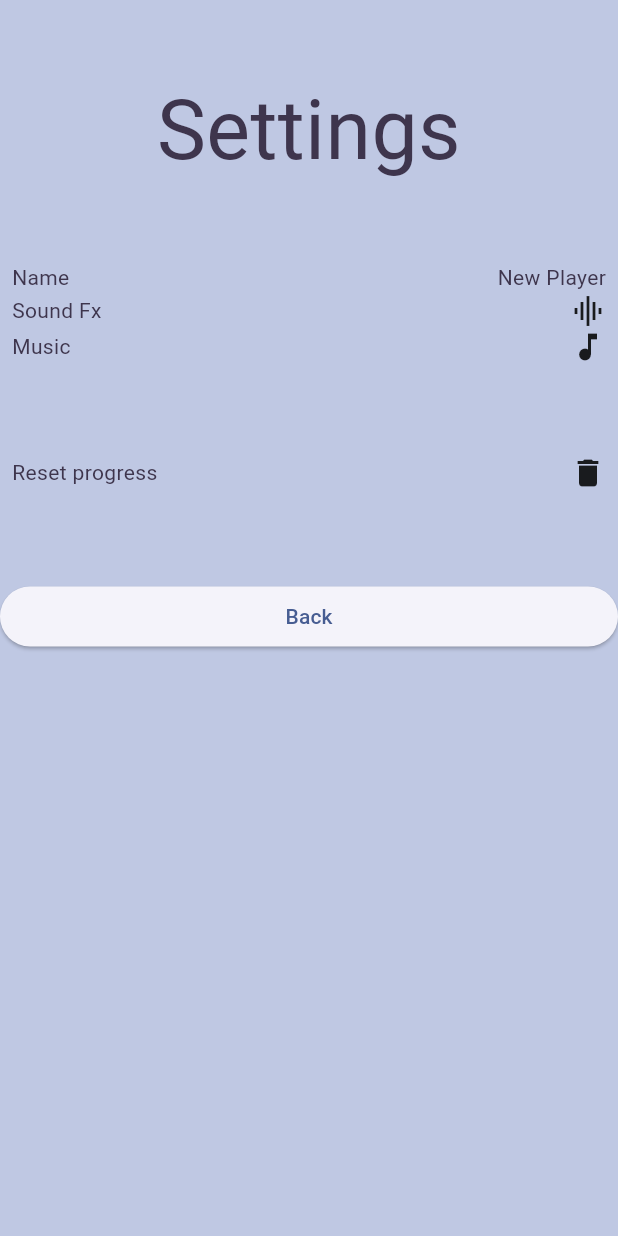
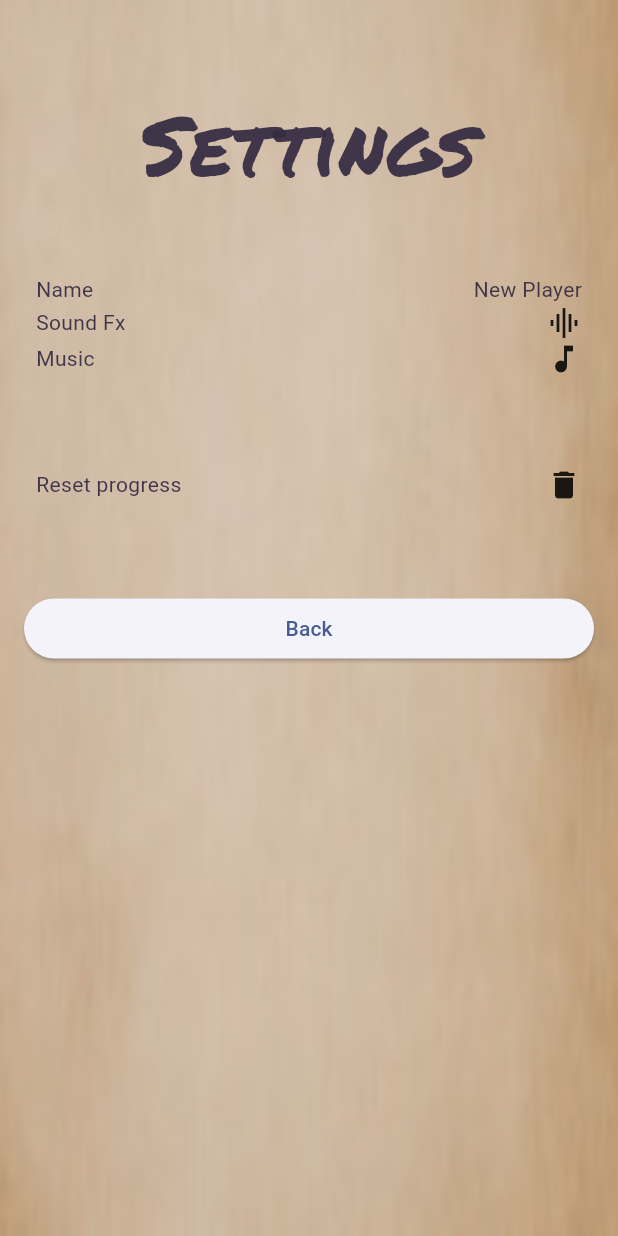
Before and after one commit to eoeefosa/rhema-Game-final, a Flutter app: the screen it shows after launch, after a tap on "Setting", on a phone screen of 412 x 824 dp. Run offline on Flutter 3.47's test engine with Material 3 defaults, Android fonts, the phone set to English and light mode, and no system bars; our stand-ins replace animated_text_kit, audioplayers, go_router, google_mobile_ads, lottie, shared_preferences; missing offline and left inert: games_services; project files that could hold a hidden picture were left out.

Commit message:
updated app

```diff
--- a/lib/routes.dart
+++ b/lib/routes.dart
@@ -34,8 +34,9 @@ class AppRoutes {
                       path: 'quiz_game',
                       pageBuilder: (context, state) => buildMyTransition(
                             child: const QuizScreen(),
-                            color:
-                                context.watch<Palette>().backgroundPlaySession,
+                            color: context
+                                .watch<Palette>()
+                                .backgroundLevelSelection,
                           )),
                   GoRoute(
                       path: 'won_quiz',
--- a/lib/src/bible_quiz_game/widgets/quiz_title_bar.dart
+++ b/lib/src/bible_quiz_game/widgets/quiz_title_bar.dart
@@ -37,6 +37,9 @@ class _TitlebarState extends State<Titlebar> {
         ),
         ElevatedButton.icon(
             onPressed: () {},
+            style: ElevatedButton.styleFrom(
+                elevation: 8.0,
+                backgroundColor: const Color.fromRGBO(227, 210, 182, 1)),
             icon: const Icon(Icons.stars_sharp),
             label: Text(widget.leveldifficulty)),
         const Spacer(),
--- a/lib/src/commons/appBar.dart
+++ b/lib/src/commons/appBar.dart
@@ -32,6 +32,9 @@ class AppBarWidget extends StatelessWidget {
               ]
             : [
                 ElevatedButton.icon(
+                  style: ElevatedButton.styleFrom(
+                      elevation: 8.0,
+                      backgroundColor: const Color.fromRGBO(227, 210, 182, 1)),
                   onPressed: () {
                     context.pop();
                   },
--- a/lib/src/main_menu/main_menu_screen.dart
+++ b/lib/src/main_menu/main_menu_screen.dart
@@ -1,5 +1,3 @@
-import 'package:animated_text_kit/animated_text_kit.dart';
-import 'package:animator/animator.dart';
 import 'package:flutter/material.dart';
 import 'package:rhemabiblequiz/src/commons/appBar.dart';
 import 'package:rhemabiblequiz/src/style/palette.dart';
@@ -13,7 +11,10 @@ import '../level_selection/level_selection_screen.dart';
 import '../settings/settings.dart';
 import '../settings/settings_screen.dart';
 import '../style/constants.dart';
+import '../style/main_menu_background.dart';
 import 'list_card.dart';
+
+
 
 class MainMenuScreen extends StatelessWidget {
   const MainMenuScreen({super.key});
@@ -29,34 +30,47 @@ class MainMenuScreen extends StatelessWidget {
     final size = MediaQuery.of(context).size;
     const gap = SizedBox(height: 16);
     return Scaffold(
-      body: Column(
+      body: MainMenuBackground(
+        child: Column(
           children: [
             gap,
             AppBarWidget(width: size.width * 0.8, mainscreen: true),
             gap,
+            Padding(
+              padding: EdgeInsets.symmetric(horizontal: size.width * .1),
+              child: Row(
+                mainAxisAlignment: MainAxisAlignment.end,
+                children: [
+                  ValueListenableBuilder<bool>(
+                    valueListenable: settingsController.muted,
+                    builder: (context, muted, child) {
+                      return IconButton(
+                        onPressed: () => settingsController.toggleMuted(),
+                        icon: Icon(muted ? Icons.volume_off : Icons.volume_up),
+                      );
+                    },
+                  ),
+                  // _gap,
+                  // Text(audioController.songtitle),
+                ],
+              ),
+            ),
 
-          SizedBox(
+            const SizedBox(
               width: double.infinity,
               height: 150,
-            child: Animator<double>(
-                duration: const Duration(milliseconds: 1000),
-                cycles: 0,
-                curve: Curves.easeOutQuint,
-                tween: Tween<double>(begin: 15.0, end: 20.0),
-                builder: (context, animatorState, child) {
-                  // print(animatorState.value);
-                  return Column(
+              child: Column(
                 children: [
                   Text(
                     'RHEMA',
                     style: TextStyle(
-                          fontSize: animatorState.value * 3.5,
+                      fontSize: 55,
                       fontFamily: AppConstants.fontfamilypermenent,
                       // color: palete.trueWhite,
                     ),
                     textAlign: TextAlign.center,
                   ),
-                      const Text(
+                  Text(
                     'BIBLE QUIZ',
                     style: TextStyle(
                       // color: palete.trueWhite,
@@ -66,41 +80,9 @@ class MainMenuScreen extends StatelessWidget {
                     textAlign: TextAlign.center,
                   ),
                 ],
-                  );
-                }
-                // Icon(
-                //   Icons.keyboard_arrow_down,
-                //   size: animatorState.value * 3.5,
-                //   color: Colors.white,
-                // ),
               ),
             ),
-          // Expanded(
-          //   child: Transform.rotate(
-          //     angle: -0.1,
-          //     child: DefaultTextStyle(
-          //       textAlign: TextAlign.center,
-          //       style: const TextStyle(
-          //         fontSize: 55,
-          //         height: 1,
-          //         fontFamily: AppConstants.fontfamilypermenent,
-          //         fontWeight: FontWeight.bold, // Make the text bold
-          //         color: Colors.black54,
-          //       ),
-          //       child: AnimatedTextKit(
-          //         animatedTexts: [
-          //           TyperAnimatedText('RHEMA BIBLE QUIZ',
-          //               textAlign: TextAlign.center,
-          //               speed: const Duration(milliseconds: 200)),
-          //         ],
-          //         displayFullTextOnTap: true,
-          //         pause: const Duration(milliseconds: 3000),
-          //         isRepeatingAnimation: true,
-          //         repeatForever: true,
-          //       ),
-          //     ),
-          //   ),
-          // ),
+
             gap,
             SafeArea(
               top: false,
@@ -143,33 +125,19 @@ class MainMenuScreen extends StatelessWidget {
                     ],
                     _gap,
                     LIstcard(
-                      text: "Settings",
+                        text: "Quit",
                         onTap: () {
                           audioController.playSfx(SfxType.buttonTap);
                           GoRouter.of(context).go(SettingsScreen.route);
                         }),
 
-                  Padding(
-                    padding: const EdgeInsets.only(top: 32),
-                    child: ValueListenableBuilder<bool>(
-                      valueListenable: settingsController.muted,
-                      builder: (context, muted, child) {
-                        return IconButton(
-                          onPressed: () => settingsController.toggleMuted(),
-                          icon:
-                              Icon(muted ? Icons.volume_off : Icons.volume_up),
-                        );
-                      },
-                    ),
-                  ),
-                  _gap,
-                  Text(audioController.songtitle),
                     _gap,
                   ],
                 ),
               ),
             ),
           ],
+        ),
       ),
     );
   }
--- a/lib/src/player_progress/gamepoints._widget.dart
+++ b/lib/src/player_progress/gamepoints._widget.dart
@@ -13,6 +13,9 @@ class GamePoint extends StatelessWidget {
 
     return ElevatedButton.icon(
       onPressed: () {},
+      style: ElevatedButton.styleFrom(
+          elevation: 8.0,
+          backgroundColor: const Color.fromRGBO(227, 210, 182, 1)),
       icon: diamond(size: 20),
       label: Text("${playerProgress.points}"),
     );
--- a/lib/src/settings/setting_widget.dart
+++ b/lib/src/settings/setting_widget.dart
@@ -18,8 +18,14 @@ class SettingsWidget extends StatelessWidget {
         audioController.playSfx(SfxType.buttonTap);
         GoRouter.of(context).push(SettingsScreen.route);
       },
+      style: ElevatedButton.styleFrom(
+        // fixedSize: ,
+          elevation: 8.0,
+          backgroundColor: const Color.fromRGBO(227, 210, 182, 1)),
       icon: const Icon(Icons.settings),
-      label: const Text("Setting"),
+      label: const Text(
+        "Setting",
+      ),
     );
   }
 }
--- a/lib/src/settings/settings_screen.dart
+++ b/lib/src/settings/settings_screen.dart
@@ -3,9 +3,11 @@ import 'package:go_router/go_router.dart';
 import 'package:provider/provider.dart';
 import 'package:rhemabiblequiz/src/settings/cutom_name_dialog.dart';
 import 'package:rhemabiblequiz/src/settings/settings.dart';
+import 'package:rhemabiblequiz/src/style/constants.dart';
 import 'package:rhemabiblequiz/src/style/palette.dart';
 
 import '../player_progress/player_progress.dart';
+import '../style/main_menu_background.dart';
 
 class SettingsScreen extends StatelessWidget {
   const SettingsScreen({super.key});
@@ -23,14 +25,17 @@ class SettingsScreen extends StatelessWidget {
     final settings = context.watch<SettingsController>();
     final palette = context.watch<Palette>();
     return Scaffold(
-      backgroundColor: palette.backgroundSettings,
-      body: ListView(
+      body: MainMenuBackground(
+        child: Padding(
+          padding: const EdgeInsets.symmetric(horizontal: 16, vertical: 8),
+          child: ListView(
             children: [
               _gap,
               const Text(
                 "Settings",
                 textAlign: TextAlign.center,
                 style: TextStyle(
+                  fontFamily: AppConstants.fontfamilypermenent,
                   fontSize: 55,
                   height: 1,
                 ),
@@ -75,6 +80,8 @@ class SettingsScreen extends StatelessWidget {
                 child: const Text("Back"),
               )
             ],
+          ),
+        ),
       ),
     );
   }
--- /dev/null
+++ b/lib/src/style/main_menu_background.dart
@@ -0,0 +1,19 @@
+import 'package:flutter/material.dart';
+
+class MainMenuBackground extends StatelessWidget {
+  const MainMenuBackground({super.key, this.child});
+  final Widget? child;
+  @override
+  Widget build(BuildContext context) {
+    return Container(
+        decoration: BoxDecoration(
+          image: DecorationImage(
+            colorFilter: ColorFilter.mode(
+                Colors.brown.withOpacity(0.2), BlendMode.srcOver),
+            image: const AssetImage('assets/images/boob.png'),
+            fit: BoxFit.fill,
+          ),
+        ),
+        child: child);
+  }
+}
--- a/lib/src/style/palette.dart
+++ b/lib/src/style/palette.dart
@@ -7,9 +7,14 @@ class Palette {
   Color get inkFullOpacity => const Color(0xff352b42);
   Color get ink => const Color(0xee352b42);
   Color get backgroundMain => const Color(0xffffffd1);
-  Color get backgroundLevelSelection => const Color(0xffa2dcc7);
-  // Color get backgroundPlaySession => const Color(0xffffebb5);
-  Color get backgroundPlaySession => const Color.fromARGB(255, 255, 238, 183);
+  // Color get backgroundMain => Colors.grey.shade900;
+
+  // Color get backgroundLevelSelection => const Color(0xffa2dcc7);
+  Color get backgroundLevelSelection => Colors.brown.shade200;
+
+  Color get backgroundPlaySession => const Color(0xffffebb5);
+
+  // Color get backgroundPlaySession => const Color.fromARGB(255, 255, 238, 183);
 
   Color get background4 => const Color(0xffffd7ff);
   Color get backgroundSettings => const Color(0xffbfc8e3);
```
Also changed, not shown: lib/src/bible_quiz_game/widgets/buttomoption.dart (+12 -13 lines), lib/src/in_app_purchase/store_screen.dart (added, +10 -0 lines), lib/src/level_selection/level_selection_screen.dart (+14 -13 lines), lib/src/win_game/score_screen.dart (+1 -10 lines), 5 other files. Lines whose indentation alone changed are shown as unchanged.
